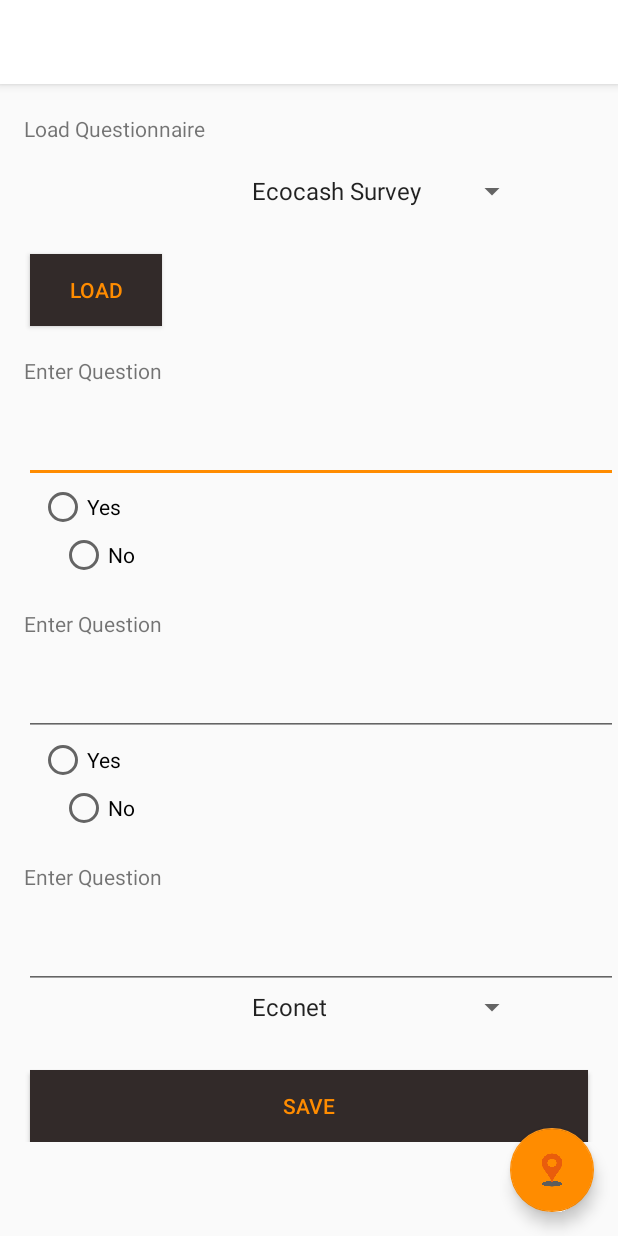
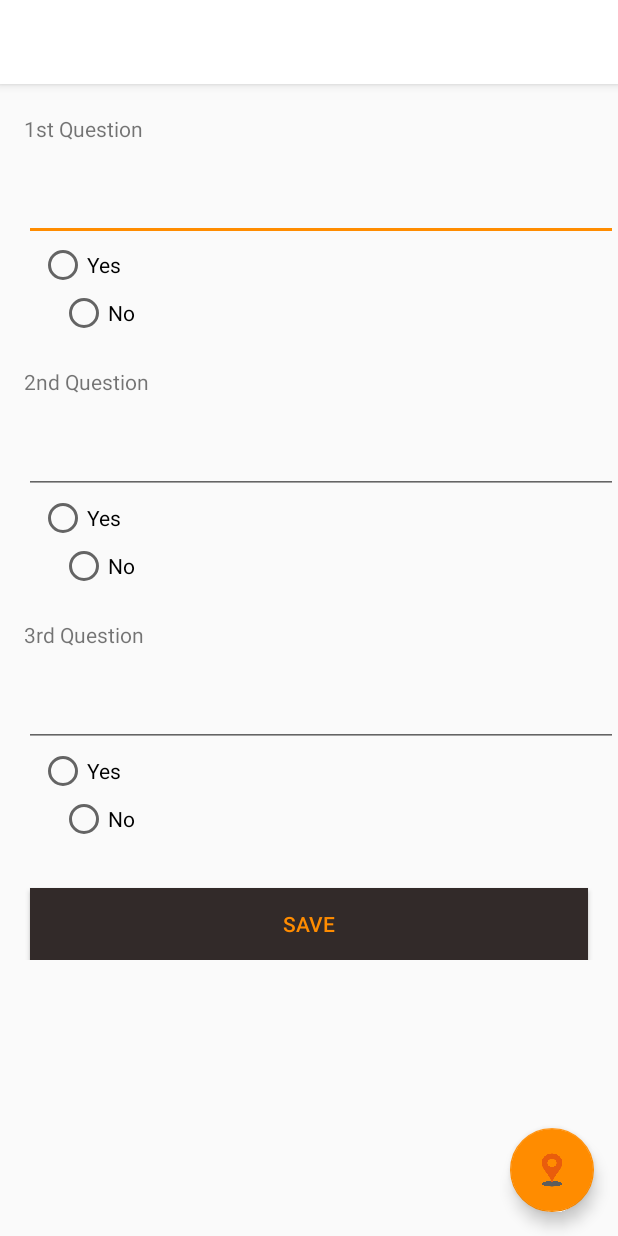
Before and after one commit to nyashaChitiyo/SurveyTool, an Android app: the Questionaire screen opened directly, with no data from a screen before it, on a phone screen of 412 x 824 dp. Run offline under Robolectric (Android 15) with nearby library versions, the phone set to English and light mode, and no system bars; our stand-ins replace Firebase (no records; nobody signed in at launch, a user with empty details on screens opened directly).

Commit message:
92% complete

```diff
--- a/app/src/main/java/com/codel/zw/saint_mobile_go/Questionaire.java
+++ b/app/src/main/java/com/codel/zw/saint_mobile_go/Questionaire.java
@@ -39,16 +39,11 @@ public class Questionaire extends AppCompatActivity
         implements NavigationView.OnNavigationItemSelectedListener {
 
     Iterator iteratorAns,iteratorQue;
-    String firebase_name;
     private FirebaseUser user;
     EditText q1,q2,q3;
     List<String> ans = new ArrayList<String>();
     List<String> que = new ArrayList<String>();
 
-    Spinner networks, questionnaire;
-    ArrayAdapter<CharSequence> adapeter1, adapter2;
-
-    Button load;
 
     @Override
     protected void onCreate(Bundle savedInstanceState) {
@@ -61,29 +56,6 @@ public class Questionaire extends AppCompatActivity
         q1 = findViewById(R.id.q1);
         q2 = findViewById(R.id.q2);
         q3 = findViewById(R.id.q3);
-
-
-        networks = (Spinner)findViewById(R.id.networks);
-        questionnaire = (Spinner)findViewById(R.id.questionaire);
-        load = (Button)findViewById(R.id.load);
-
-        //Initializing networks spinner
-        adapeter1 = ArrayAdapter.createFromResource(this, R.array.networks_question, android.R.layout.simple_spinner_item);
-        adapeter1.setDropDownViewResource(android.R.layout.simple_spinner_dropdown_item);
-        networks.setAdapter(adapeter1);
-
-        //Loading questionnaires
-        adapter2 = ArrayAdapter.createFromResource(this, R.array.load_question, android.R.layout.simple_spinner_item);
-        adapter2.setDropDownViewResource(android.R.layout.simple_spinner_dropdown_item);
-        questionnaire.setAdapter(adapter2);
-
-        //loading
-        load.setOnClickListener(new View.OnClickListener() {
-            @Override
-            public void onClick(View v) {
-                Toast.makeText(getApplicationContext(), "Loading Questionnaire Survey...", Toast.LENGTH_LONG).show();
-            }
-        });
 
         DrawerLayout drawer = (DrawerLayout) findViewById(R.id.drawer_layout);
         ActionBarDrawerToggle toggle = new ActionBarDrawerToggle(
@@ -167,6 +139,10 @@ public class Questionaire extends AppCompatActivity
                 if (checked)
                     ans.add("YES");
                 break;
+            case R.id.q1no:
+                if (checked)
+                    ans.add("NO");
+                break;
             case R.id.q2yes:
                 if (checked)
                     ans.add("YES");
@@ -175,7 +151,11 @@ public class Questionaire extends AppCompatActivity
                 if (checked)
                     ans.add("NO");
                 break;
-            case R.id.q1no:
+            case R.id.q3yes:
+                if (checked)
+                    ans.add("YES");
+                break;
+            case R.id.q3no:
                 if (checked)
                     ans.add("NO");
                 break;
@@ -197,45 +177,14 @@ public class Questionaire extends AppCompatActivity
 
         while(iteratorAns.hasNext()&& iteratorQue.hasNext())
          {
-            if (firebase_name != null) {
-                // Name, email address, and profile photo Url
-                firebase_name = user.getDisplayName();
-                KycQuestionairePojo pojo = new KycQuestionairePojo(iteratorAns.next().toString());
-
-                FirebaseDatabase database = FirebaseDatabase.getInstance();
-                DatabaseReference ref = database.getReference("Brand Ambassador");
-
-                //Get online user
-
-                //firebase_name = user.getDisplayName();
-                ref.child(firebase_name).child("Know Your Customer").child(KycRegistration.qname).child("Questionaire").child(iteratorQue.next().toString()).setValue(pojo);
-            }
-
-            else {
-                String s = user.getEmail();
-                final String[] firebase_username = s.split("@");
-                UserProfileChangeRequest profileUpdates = new UserProfileChangeRequest.Builder()
-                        .setDisplayName(firebase_username[0])
-                        .build();
-
-                user.updateProfile(profileUpdates)
-                        .addOnCompleteListener(new OnCompleteListener<Void>() {
-                            @Override
-                            public void onComplete(@NonNull Task<Void> task) {
-                                if (task.isSuccessful()) {
                                     KycQuestionairePojo pojo = new KycQuestionairePojo(iteratorAns.next().toString());
 
                                     FirebaseDatabase database = FirebaseDatabase.getInstance();
                                     DatabaseReference ref = database.getReference("Brand Ambassador");
 
 
-                                    ref.child(firebase_username[0]).child("Know Your Customer").child(KycRegistration.qname).child("Questionaire").child(iteratorQue.next().toString()).setValue(pojo);
+                                    ref.child(user.getDisplayName()).child("Know Your Customer").child(KycRegistration.qname).child("Questionaire").child(iteratorQue.next().toString()).setValue(pojo);
+                 Toast.makeText(getApplicationContext(), "Saving data...", Toast.LENGTH_LONG).show();
                                 }
-                            }
-                        });
             }
-
-        }
-        Toast.makeText(getApplicationContext(), "Saving data...", Toast.LENGTH_LONG).show();
-    }
 }
--- a/app/src/main/res/layout/content_questionaire.xml
+++ b/app/src/main/res/layout/content_questionaire.xml
@@ -13,34 +13,6 @@
         android:orientation="vertical"
         android:layout_height="match_parent">
 
-        <TextView
-            android:id="@+id/loadquestionaire"
-            android:layout_width="wrap_content"
-            android:layout_marginTop="20dp"
-            android:textSize="14dp"
-            android:layout_marginLeft="16dp"
-            android:layout_height="wrap_content"
-            android:text="Load Questionnaire" />
-
-        <Spinner
-            android:id="@+id/questionaire"
-            android:layout_marginTop="20dp"
-            android:layout_marginLeft="160dp"
-            android:layout_marginRight="60dp"
-            android:layout_width="match_parent"
-            android:layout_height="match_parent" />
-
-        <Button
-            android:id="@+id/load"
-            android:layout_below="@+id/loadquestionaire"
-            android:background="#322a29"
-            android:textColor="#ff8c00"
-            android:layout_width="wrap_content"
-            android:layout_height="wrap_content"
-            android:layout_marginTop="30dp"
-            android:layout_marginLeft="20dp"
-            android:layout_marginRight="20dp"
-            android:text="Load" />
 
         <TextView
             android:id="@+id/question"
@@ -49,7 +21,7 @@
             android:textSize="14dp"
             android:layout_marginLeft="16dp"
             android:layout_height="wrap_content"
-            android:text="Enter Question" />
+            android:text="1st Question" />
 
         <EditText
             android:id="@+id/q1"
@@ -90,7 +62,7 @@
             android:textSize="14dp"
             android:layout_marginLeft="16dp"
             android:layout_height="wrap_content"
-            android:text="Enter Question" />
+            android:text="2nd Question" />
 
         <EditText
             android:id="@+id/q2"
@@ -132,7 +104,7 @@
             android:textSize="14dp"
             android:layout_marginLeft="16dp"
             android:layout_height="wrap_content"
-            android:text="Enter Question" />
+            android:text="3rd Question" />
 
         <EditText
             android:id="@+id/q3"
@@ -142,13 +114,30 @@
             android:layout_marginLeft="16dp"
             android:layout_height="wrap_content" />
 
-        <Spinner
-            android:id="@+id/networks"
-            android:layout_below="@+id/q3"
-            android:layout_marginLeft="160dp"
-            android:layout_marginRight="60dp"
+        <RadioGroup
             android:layout_width="match_parent"
-            android:layout_height="match_parent" />
+            android:layout_below="@+id/q2"
+            android:layout_height="wrap_content"
+            android:id="@+id/rgq3">
+
+            <RadioButton
+                android:id="@+id/q3yes"
+                android:layout_marginLeft="26dp"
+                android:layout_width="wrap_content"
+                android:onClick="onRadioBtnClicked"
+                android:layout_height="wrap_content"
+                android:text="Yes" />
+
+            <RadioButton
+                android:id="@+id/q3no"
+                android:layout_toRightOf="@+id/q2yes"
+                android:layout_marginLeft="40dp"
+                android:onClick="onRadioBtnClicked"
+                android:layout_width="wrap_content"
+                android:layout_height="wrap_content"
+                android:text="No" />
+
+        </RadioGroup>
 
         <Button
             android:id="@+id/saveq"
```
Also changed, not shown: 2 other files.
